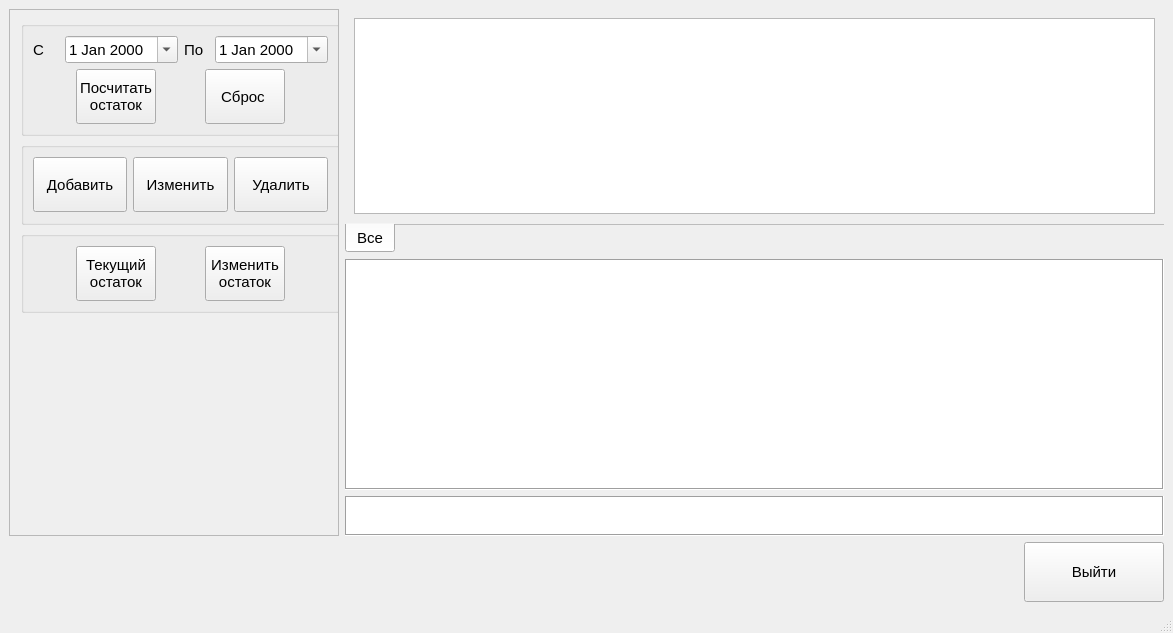
This is Gui/stockwindow.ui in DenisArger/git_well as Qt 5 draws it before an edit. The edited form follows.
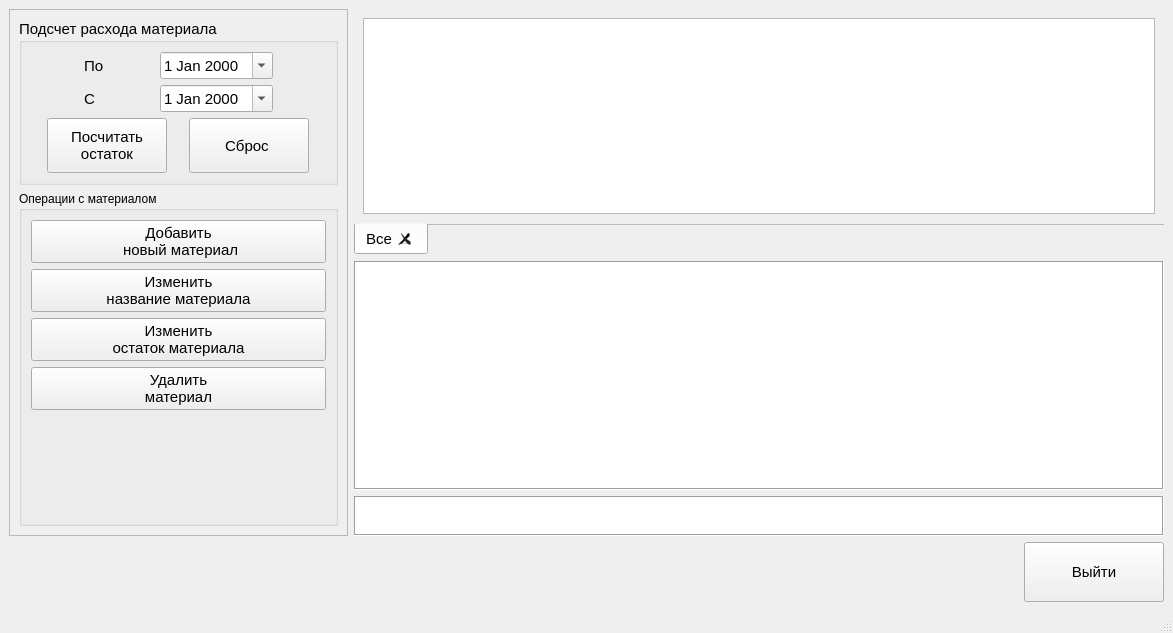
This is the edited form.

What changed in the file:
```diff
--- a/Gui/stockwindow.ui
+++ b/Gui/stockwindow.ui
@@ -14,17 +14,17 @@
    </rect>
   </property>
   <property name="windowTitle">
-   <string>MainWindow</string>
+   <string>Склад</string>
   </property>
   <widget class="QWidget" name="centralwidget">
-   <layout class="QVBoxLayout" name="verticalLayout_3">
+   <layout class="QVBoxLayout" name="verticalLayout_7">
     <item>
-     <layout class="QHBoxLayout" name="horizontalLayout_5">
+     <layout class="QHBoxLayout" name="horizontalLayout_2">
       <item>
        <widget class="QScrollArea" name="scrollArea">
         <property name="maximumSize">
          <size>
-          <width>330</width>
+          <width>339</width>
           <height>16777215</height>
          </size>
         </property>
@@ -36,35 +36,105 @@
           <rect>
            <x>0</x>
            <y>0</y>
-           <width>328</width>
-           <height>487</height>
+           <width>337</width>
+           <height>490</height>
           </rect>
          </property>
          <property name="font">
           <font>
            <pointsize>11</pointsize>
           </font>
-         </property>
-         <widget class="QWidget" name="layoutWidget">
-          <property name="geometry">
-           <rect>
-            <x>11</x>
-            <y>11</y>
-            <width>319</width>
-            <height>292</height>
-           </rect>
           </property>
           <layout class="QVBoxLayout" name="verticalLayout_6">
            <item>
             <widget class="QGroupBox" name="groupBox_3">
              <property name="title">
-              <string/>
+             <string>Подсчет расхода материала</string>
              </property>
              <layout class="QVBoxLayout" name="verticalLayout">
+             <item>
+              <layout class="QHBoxLayout" name="horizontalLayout_3">
+               <item>
+                <spacer name="horizontalSpacer_5">
+                 <property name="orientation">
+                  <enum>Qt::Horizontal</enum>
+                 </property>
+                 <property name="sizeHint" stdset="0">
+                  <size>
+                   <width>40</width>
+                   <height>20</height>
+                  </size>
+                 </property>
+                </spacer>
+               </item>
+               <item>
+                <widget class="QLabel" name="label_2">
+                 <property name="minimumSize">
+                  <size>
+                   <width>70</width>
+                   <height>0</height>
+                  </size>
+                 </property>
+                 <property name="font">
+                  <font>
+                   <pointsize>11</pointsize>
+                  </font>
+                 </property>
+                 <property name="text">
+                  <string>По</string>
+                 </property>
+                </widget>
+               </item>
+               <item>
+                <widget class="QDateEdit" name="dataEnddateEdit">
+                 <property name="font">
+                  <font>
+                   <pointsize>11</pointsize>
+                  </font>
+                 </property>
+                 <property name="calendarPopup">
+                  <bool>true</bool>
+                 </property>
+                </widget>
+               </item>
+               <item>
+                <spacer name="horizontalSpacer_3">
+                 <property name="orientation">
+                  <enum>Qt::Horizontal</enum>
+                 </property>
+                 <property name="sizeHint" stdset="0">
+                  <size>
+                   <width>40</width>
+                   <height>20</height>
+                  </size>
+                 </property>
+                </spacer>
+               </item>
+              </layout>
+             </item>
               <item>
                <layout class="QHBoxLayout" name="horizontalLayout">
+               <item>
+                <spacer name="horizontalSpacer_4">
+                 <property name="orientation">
+                  <enum>Qt::Horizontal</enum>
+                 </property>
+                 <property name="sizeHint" stdset="0">
+                  <size>
+                   <width>40</width>
+                   <height>20</height>
+                  </size>
+                 </property>
+                </spacer>
+               </item>
                 <item>
                  <widget class="QLabel" name="label">
+                 <property name="minimumSize">
+                  <size>
+                   <width>70</width>
+                   <height>0</height>
+                  </size>
+                 </property>
                   <property name="font">
                    <font>
                     <pointsize>11</pointsize>
@@ -88,28 +158,17 @@
                  </widget>
                 </item>
                 <item>
-                 <widget class="QLabel" name="label_2">
-                  <property name="font">
-                   <font>
-                    <pointsize>11</pointsize>
-                   </font>
-                  </property>
-                  <property name="text">
-                   <string>По</string>
-                  </property>
-                 </widget>
-                </item>
-                <item>
-                 <widget class="QDateEdit" name="dataEnddateEdit">
-                  <property name="font">
-                   <font>
-                    <pointsize>11</pointsize>
-                   </font>
-                  </property>
-                  <property name="calendarPopup">
-                   <bool>true</bool>
-                  </property>
-                 </widget>
+                <spacer name="horizontalSpacer_2">
+                 <property name="orientation">
+                  <enum>Qt::Horizontal</enum>
+                 </property>
+                 <property name="sizeHint" stdset="0">
+                  <size>
+                   <width>40</width>
+                   <height>20</height>
+                  </size>
+                 </property>
+                </spacer>
                 </item>
                </layout>
               </item>
@@ -125,7 +184,7 @@
                   </property>
                   <property name="minimumSize">
                    <size>
-                    <width>60</width>
+                   <width>120</width>
                     <height>55</height>
                    </size>
                   </property>
@@ -150,7 +209,7 @@
                   </property>
                   <property name="minimumSize">
                    <size>
-                    <width>60</width>
+                   <width>120</width>
                     <height>55</height>
                    </size>
                   </property>
@@ -171,10 +230,17 @@
            </item>
            <item>
             <widget class="QGroupBox" name="groupBox">
+            <property name="font">
+             <font>
+              <pointsize>9</pointsize>
+             </font>
+            </property>
              <property name="title">
-              <string/>
-             </property>
-             <layout class="QHBoxLayout" name="horizontalLayout_4">
+             <string>Операции с материалом</string>
+            </property>
+            <layout class="QVBoxLayout" name="verticalLayout_5">
+             <item>
+              <layout class="QVBoxLayout" name="verticalLayout_3">
               <item>
                <widget class="QPushButton" name="addInstrButton">
                 <property name="sizePolicy">
@@ -183,43 +249,52 @@
                   <verstretch>0</verstretch>
                  </sizepolicy>
                 </property>
-                <property name="minimumSize">
-                 <size>
-                  <width>60</width>
-                  <height>55</height>
-                 </size>
-                </property>
                 <property name="font">
                  <font>
                   <pointsize>11</pointsize>
                  </font>
                 </property>
                 <property name="text">
-                 <string>Добавить</string>
+                  <string>Добавить 
+ новый материал</string>
                 </property>
                </widget>
               </item>
               <item>
-               <widget class="QPushButton" name="editInstrButton">
+                <widget class="QPushButton" name="editNameInstrButton">
                 <property name="sizePolicy">
                  <sizepolicy hsizetype="Minimum" vsizetype="Fixed">
                   <horstretch>0</horstretch>
                   <verstretch>0</verstretch>
                  </sizepolicy>
                 </property>
-                <property name="minimumSize">
-                 <size>
-                  <width>60</width>
-                  <height>55</height>
-                 </size>
-                </property>
+                 <property name="font">
+                  <font>
+                   <pointsize>11</pointsize>
+                  </font>
+                 </property>
+                 <property name="text">
+                  <string>Изменить 
+название материала</string>
+                 </property>
+                </widget>
+               </item>
+               <item>
+                <widget class="QPushButton" name="editBalanceInstrButton">
+                 <property name="sizePolicy">
+                  <sizepolicy hsizetype="Minimum" vsizetype="Fixed">
+                   <horstretch>0</horstretch>
+                   <verstretch>0</verstretch>
+                  </sizepolicy>
+                 </property>
                 <property name="font">
                  <font>
                   <pointsize>11</pointsize>
                  </font>
                 </property>
                 <property name="text">
-                 <string>Изменить</string>
+                  <string>Изменить 
+остаток материала</string>
                 </property>
                </widget>
               </item>
@@ -231,86 +306,36 @@
                   <verstretch>0</verstretch>
                  </sizepolicy>
                 </property>
-                <property name="minimumSize">
-                 <size>
-                  <width>0</width>
-                  <height>55</height>
-                 </size>
-                </property>
                 <property name="font">
                  <font>
                   <pointsize>11</pointsize>
                  </font>
                 </property>
                 <property name="text">
-                 <string>Удалить</string>
+                  <string>Удалить 
+материал</string>
                 </property>
                </widget>
               </item>
              </layout>
-            </widget>
            </item>
            <item>
-            <widget class="QGroupBox" name="groupBox_2">
-             <property name="title">
-              <string/>
-             </property>
-             <layout class="QHBoxLayout" name="horizontalLayout_3">
-              <item>
-               <widget class="QPushButton" name="currBalanceButton">
-                <property name="sizePolicy">
-                 <sizepolicy hsizetype="Fixed" vsizetype="Fixed">
-                  <horstretch>0</horstretch>
-                  <verstretch>0</verstretch>
-                 </sizepolicy>
-                </property>
-                <property name="minimumSize">
+              <spacer name="verticalSpacer">
+               <property name="orientation">
+                <enum>Qt::Vertical</enum>
+               </property>
+               <property name="sizeHint" stdset="0">
                  <size>
-                  <width>0</width>
-                  <height>55</height>
-                 </size>
-                </property>
-                <property name="font">
-                 <font>
-                  <pointsize>11</pointsize>
-                 </font>
-                </property>
-                <property name="text">
-                 <string>Текущий 
-остаток</string>
-                </property>
-               </widget>
-              </item>
-              <item>
-               <widget class="QPushButton" name="editBalanceButton">
-                <property name="sizePolicy">
-                 <sizepolicy hsizetype="Fixed" vsizetype="Fixed">
-                  <horstretch>0</horstretch>
-                  <verstretch>0</verstretch>
-                 </sizepolicy>
-                </property>
-                <property name="minimumSize">
-                 <size>
-                  <width>0</width>
-                  <height>55</height>
-                 </size>
-                </property>
-                <property name="font">
-                 <font>
-                  <pointsize>11</pointsize>
-                 </font>
-                </property>
-                <property name="text">
-                 <string>Изменить 
-остаток</string>
-                </property>
-               </widget>
-              </item>
+                 <width>288</width>
+                 <height>16</height>
+                </size>
+               </property>
+              </spacer>
+             </item>
              </layout>
             </widget>
            </item>
           </layout>
-         </widget>
         </widget>
        </widget>
       </item>
@@ -339,7 +364,7 @@
            <bool>true</bool>
           </property>
           <property name="tabsClosable">
-           <bool>false</bool>
+           <bool>true</bool>
           </property>
           <property name="movable">
            <bool>false</bool>
```
Lines whose indentation alone changed are shown as unchanged.
